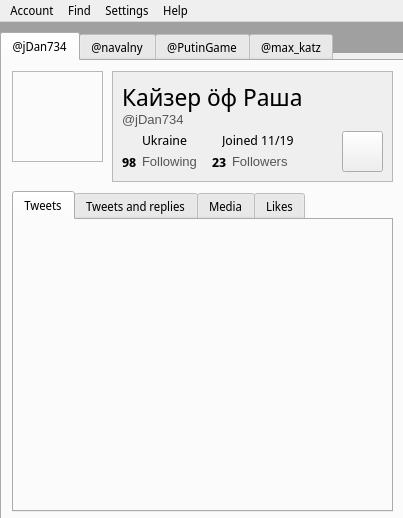
Qt form design.ui (jDan735/qttwitter) before a commit.
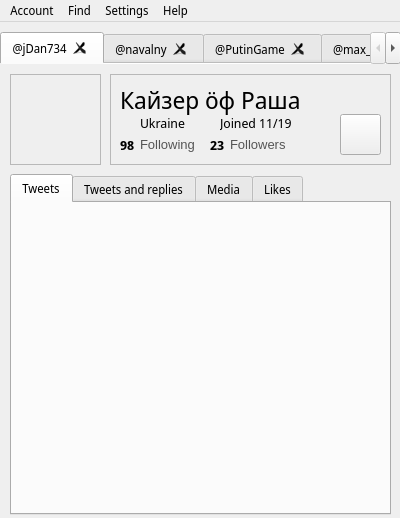
The same form after that commit. Icons and pictures are not drawn.

The edit to the form file:
```diff
--- a/design.ui
+++ b/design.ui
@@ -6,7 +6,7 @@
    <rect>
     <x>0</x>
     <y>0</y>
-    <width>403</width>
+    <width>400</width>
     <height>518</height>
    </rect>
   </property>
@@ -28,19 +28,43 @@
      <rect>
       <x>0</x>
       <y>10</y>
-      <width>411</width>
+      <width>401</width>
       <height>491</height>
      </rect>
     </property>
+    <property name="layoutDirection">
+     <enum>Qt::LeftToRight</enum>
+    </property>
     <property name="autoFillBackground">
      <bool>false</bool>
     </property>
     <property name="styleSheet">
      <string notr="true">width: </string>
     </property>
+    <property name="tabPosition">
+     <enum>QTabWidget::North</enum>
+    </property>
+    <property name="tabShape">
+     <enum>QTabWidget::Rounded</enum>
+    </property>
     <property name="currentIndex">
      <number>0</number>
     </property>
+    <property name="elideMode">
+     <enum>Qt::ElideNone</enum>
+    </property>
+    <property name="usesScrollButtons">
+     <bool>true</bool>
+    </property>
+    <property name="documentMode">
+     <bool>true</bool>
+    </property>
+    <property name="tabsClosable">
+     <bool>true</bool>
+    </property>
+    <property name="movable">
+     <bool>true</bool>
+    </property>
     <widget class="QWidget" name="tab">
      <attribute name="title">
       <string>@jDan734</string>
@@ -49,9 +73,9 @@
       <property name="geometry">
        <rect>
         <x>10</x>
-        <y>130</y>
+        <y>110</y>
         <width>381</width>
-        <height>321</height>
+        <height>341</height>
        </rect>
       </property>
       <property name="currentIndex">
@@ -100,7 +124,7 @@
         <x>110</x>
         <y>10</y>
         <width>281</width>
-        <height>111</height>
+        <height>91</height>
        </rect>
       </property>
       <property name="autoFillBackground">
@@ -132,32 +156,11 @@
         <string>Кайзер öф Раша</string>
        </property>
       </widget>
-      <widget class="QLabel" name="label_21">
-       <property name="geometry">
-        <rect>
-         <x>10</x>
-         <y>40</y>
-         <width>71</width>
-         <height>17</height>
-        </rect>
-       </property>
-       <property name="font">
-        <font>
-         <pointsize>10</pointsize>
-        </font>
-       </property>
-       <property name="styleSheet">
-        <string notr="true">color:#555</string>
-       </property>
-       <property name="text">
-        <string>@jDan734</string>
-       </property>
-      </widget>
       <widget class="QLabel" name="label_30">
        <property name="geometry">
         <rect>
          <x>30</x>
-         <y>60</y>
+         <y>40</y>
          <width>49</width>
          <height>17</height>
         </rect>
@@ -175,7 +178,7 @@
        <property name="geometry">
         <rect>
          <x>110</x>
-         <y>60</y>
+         <y>40</y>
          <width>81</width>
          <height>17</height>
         </rect>
@@ -193,7 +196,7 @@
        <property name="geometry">
         <rect>
          <x>10</x>
-         <y>60</y>
+         <y>40</y>
          <width>21</width>
          <height>16</height>
         </rect>
@@ -218,7 +221,7 @@
        <property name="geometry">
         <rect>
          <x>90</x>
-         <y>60</y>
+         <y>40</y>
          <width>20</width>
          <height>20</height>
         </rect>
@@ -231,7 +234,7 @@
        <property name="geometry">
         <rect>
          <x>10</x>
-         <y>80</y>
+         <y>60</y>
          <width>21</width>
          <height>21</height>
         </rect>
@@ -251,7 +254,7 @@
        <property name="geometry">
         <rect>
          <x>30</x>
-         <y>80</y>
+         <y>60</y>
          <width>61</width>
          <height>21</height>
         </rect>
@@ -272,7 +275,7 @@
        <property name="geometry">
         <rect>
          <x>120</x>
-         <y>80</y>
+         <y>60</y>
          <width>71</width>
          <height>21</height>
         </rect>
@@ -293,7 +296,7 @@
        <property name="geometry">
         <rect>
          <x>100</x>
-         <y>80</y>
+         <y>60</y>
          <width>21</width>
          <height>21</height>
         </rect>
@@ -313,7 +316,7 @@
        <property name="geometry">
         <rect>
          <x>230</x>
-         <y>60</y>
+         <y>40</y>
          <width>41</width>
          <height>41</height>
         </rect>
@@ -999,19 +1002,22 @@
     </widget>
    </widget>
    <widget class="QWidget" name="widget" native="true">
+    <property name="enabled">
+     <bool>true</bool>
+    </property>
     <property name="geometry">
      <rect>
       <x>0</x>
       <y>0</y>
-      <width>421</width>
+      <width>401</width>
       <height>31</height>
      </rect>
     </property>
     <property name="autoFillBackground">
-     <bool>false</bool>
+     <bool>true</bool>
     </property>
     <property name="styleSheet">
-     <string notr="true">background:#a0a0a0</string>
+     <string notr="true">background:#a0a0a</string>
     </property>
    </widget>
    <zorder>widget</zorder>
@@ -1022,7 +1028,7 @@
     <rect>
      <x>0</x>
      <y>0</y>
-     <width>403</width>
+     <width>400</width>
      <height>22</height>
     </rect>
    </property>
```
